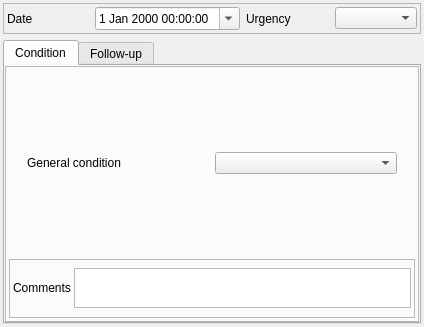
Before: the Qt Designer form config/base3_urbandrainage/qgswidgets/lamia_form_observation_ui.ui in Artelia/Lamia, drawn with Qt 5.
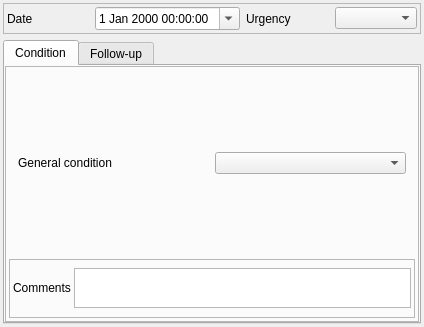
After: the same form once the commit is applied. The open tabs and pages were chosen to show the change. Icons and pictures are not drawn.

Commit message: update lamia2018sncf and mca work

```diff
--- a/config/base3_urbandrainage/qgswidgets/lamia_form_observation_ui.ui
+++ b/config/base3_urbandrainage/qgswidgets/lamia_form_observation_ui.ui
@@ -410,7 +410,7 @@
                     </property>
                    </widget>
                   </item>
-                  <item row="0" column="1">
+                  <item row="0" column="2">
                    <widget class="QComboBox" name="conditionglobal"/>
                   </item>
                  </layout>
@@ -430,6 +430,20 @@
               </item>
              </layout>
             </widget>
+            <widget class="QWidget" name="sur">
+             <layout class="QGridLayout" name="gridLayout_5">
+              <item row="0" column="0">
+               <widget class="QLabel" name="label_27">
+                <property name="text">
+                 <string>General condition</string>
+                </property>
+               </widget>
+              </item>
+              <item row="0" column="1">
+               <widget class="QComboBox" name="conditionglobal_4"/>
+              </item>
+             </layout>
+            </widget>
            </widget>
           </item>
           <item>
```
Left out of the diff: 34 changed lines with no effect on the pictures. The commit also changes 133 other files.
